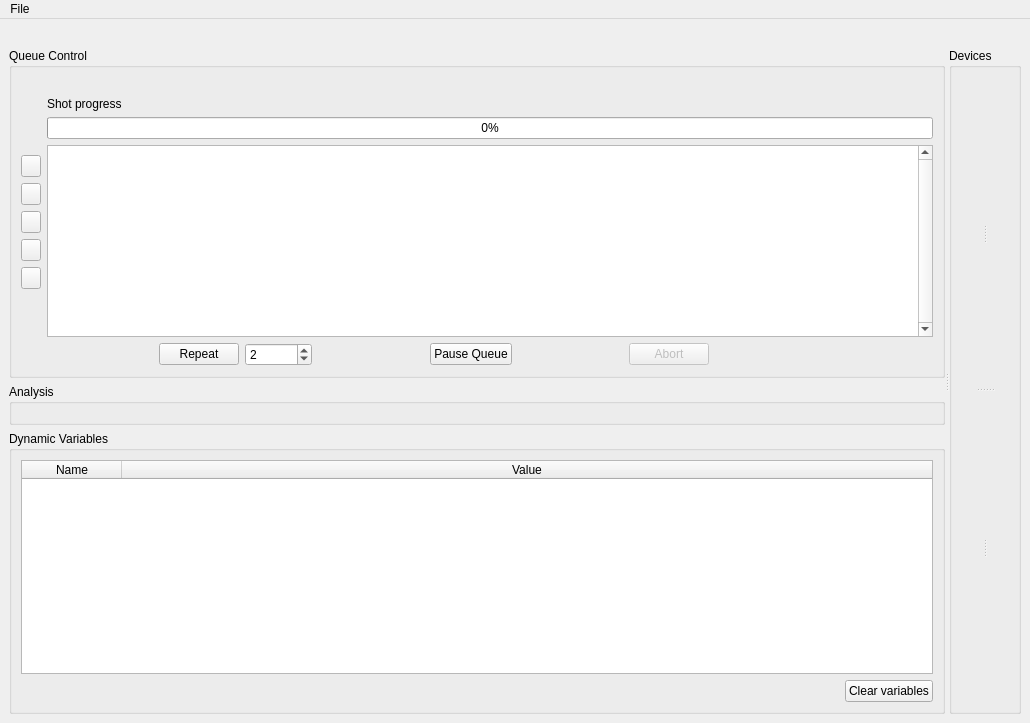
This is main.ui in labscript-suite-bitbucket-archive-old/spielman-blacs--forked-from--labscript_suite-blacs as Qt 5 draws it before an edit. The edited form follows.
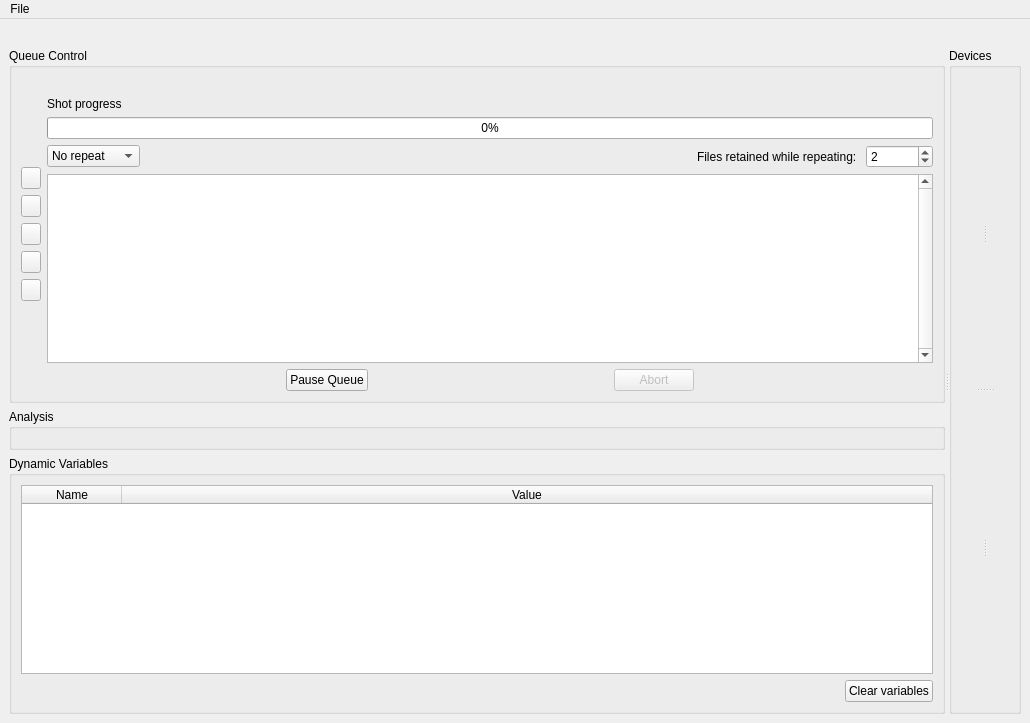
This is the edited form. Icons and pictures are not drawn. Custom widgets are drawn as their Qt base class.

Commit message: Updated repeat code so all three repeat meachnisms are now supported.

Patch:
```diff
--- a/main.ui
+++ b/main.ui
@@ -299,6 +299,74 @@
                </property>
               </widget>
              </item>
+             <item>
+              <layout class="QHBoxLayout" name="horizontalLayout_5" stretch="0,0,0,0">
+               <property name="topMargin">
+                <number>0</number>
+               </property>
+               <item>
+                <widget class="QComboBox" name="queue_repeat_comboBox">
+                 <property name="minimumSize">
+                  <size>
+                   <width>80</width>
+                   <height>0</height>
+                  </size>
+                 </property>
+                 <item>
+                  <property name="text">
+                   <string>No repeat</string>
+                  </property>
+                 </item>
+                 <item>
+                  <property name="text">
+                   <string>Repeat all</string>
+                  </property>
+                 </item>
+                 <item>
+                  <property name="text">
+                   <string>Repeat last</string>
+                  </property>
+                 </item>
+                </widget>
+               </item>
+               <item>
+                <spacer name="horizontalSpacer_2">
+                 <property name="orientation">
+                  <enum>Qt::Horizontal</enum>
+                 </property>
+                 <property name="sizeHint" stdset="0">
+                  <size>
+                   <width>40</width>
+                   <height>20</height>
+                  </size>
+                 </property>
+                </spacer>
+               </item>
+               <item>
+                <widget class="QLabel" name="label_2">
+                 <property name="text">
+                  <string>Files retained while repeating: </string>
+                 </property>
+                </widget>
+               </item>
+               <item>
+                <widget class="QSpinBox" name="repeats_spinBox">
+                 <property name="toolTip">
+                  <string>Number of distinct file names to keep while repeating (-1 for infinite)</string>
+                 </property>
+                 <property name="prefix">
+                  <string/>
+                 </property>
+                 <property name="maximum">
+                  <number>100000</number>
+                 </property>
+                 <property name="value">
+                  <number>2</number>
+                 </property>
+                </widget>
+               </item>
+              </layout>
+             </item>
              <item>
               <widget class="QueueTreeview" name="treeview">
                <property name="sizePolicy">
@@ -338,49 +406,6 @@
              </item>
              <item>
               <layout class="QHBoxLayout" name="horizontalLayout_2">
-               <item>
-                <spacer name="horizontalSpacer_2">
-                 <property name="orientation">
-                  <enum>Qt::Horizontal</enum>
-                 </property>
-                 <property name="sizeHint" stdset="0">
-                  <size>
-                   <width>40</width>
-                   <height>20</height>
-                  </size>
-                 </property>
-                </spacer>
-               </item>
-               <item>
-                <widget class="QPushButton" name="queue_repeat_button">
-                 <property name="text">
-                  <string>Repeat</string>
-                 </property>
-                 <property name="icon">
-                  <iconset>
-                   <normaloff>:/qtutils/fugue/arrow-repeat.png</normaloff>:/qtutils/fugue/arrow-repeat.png</iconset>
-                 </property>
-                 <property name="checkable">
-                  <bool>true</bool>
-                 </property>
-                </widget>
-               </item>
-               <item>
-                <widget class="QSpinBox" name="repeats_spinBox">
-                 <property name="toolTip">
-                  <string>Number of distinct file names to keep while repeating</string>
-                 </property>
-                 <property name="prefix">
-                  <string/>
-                 </property>
-                 <property name="maximum">
-                  <number>100000</number>
-                 </property>
-                 <property name="value">
-                  <number>2</number>
-                 </property>
-                </widget>
-               </item>
                <item>
                 <spacer name="horizontalSpacer">
                  <property name="orientation">
@@ -451,19 +476,6 @@
                  </property>
                 </spacer>
                </item>
-               <item>
-                <spacer name="horizontalSpacer_4">
-                 <property name="orientation">
-                  <enum>Qt::Horizontal</enum>
-                 </property>
-                 <property name="sizeHint" stdset="0">
-                  <size>
-                   <width>40</width>
-                   <height>20</height>
-                  </size>
-                 </property>
-                </spacer>
-               </item>
               </layout>
              </item>
             </layout>
```
The commit also changes 1 other file.
